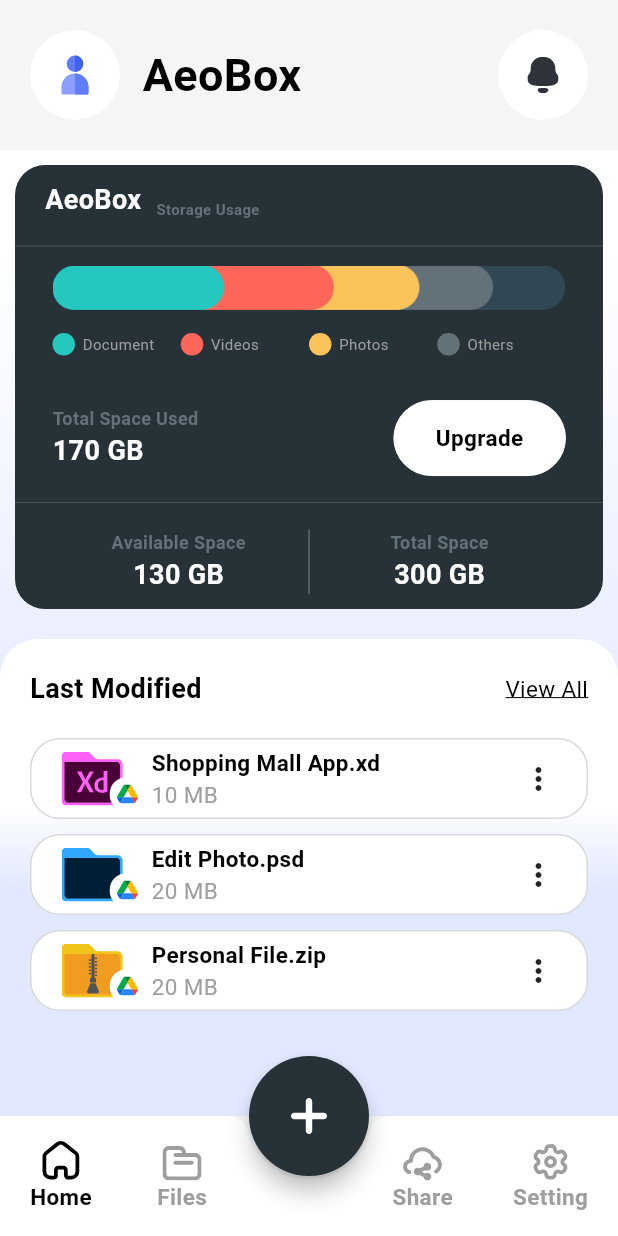
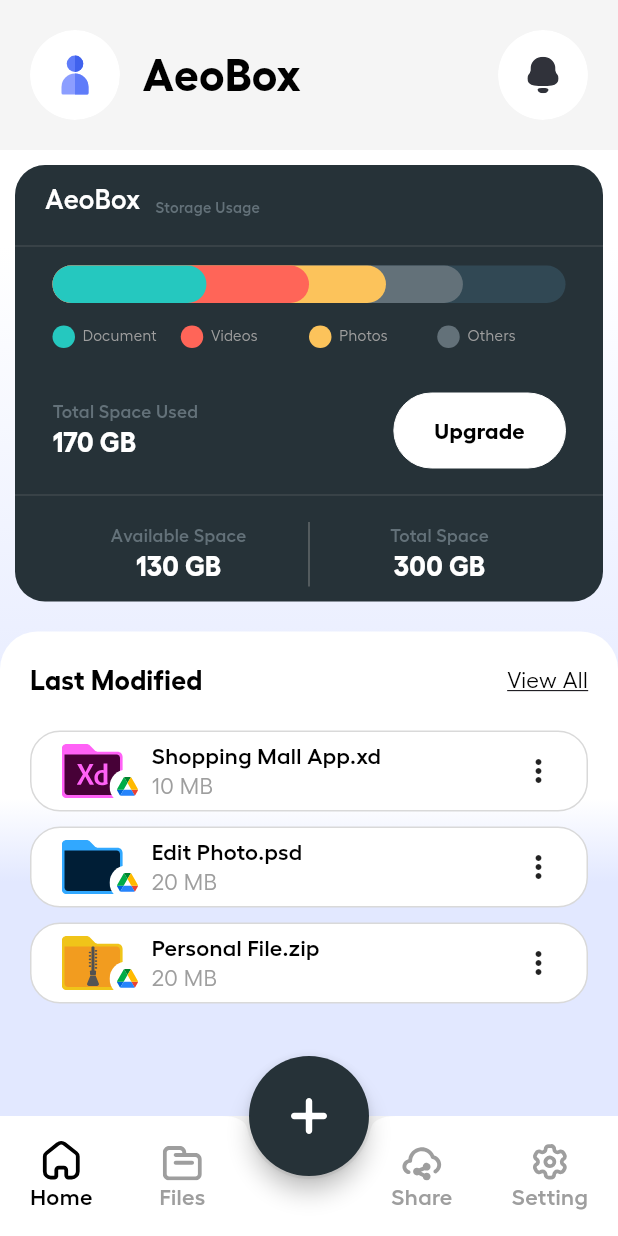
Before and after one commit to flutter-devs/aeo_box_demo_ui, a Flutter app: the DashBoardScreen screen opened by its route, on a phone screen of 412 x 824 dp. Run offline on Flutter 3.47's test engine with Material 2 defaults, Android fonts, the phone set to English and light mode, and no system bars; our stand-ins replace flutter_svg, step_progress_indicator; missing offline and left inert: flutter_popup_menu_button; Roboto replaces fonts that are missing (Helix).

Commit message:
progress bar fixed

```diff
--- a/lib/core/constants/app_text_style.dart
+++ b/lib/core/constants/app_text_style.dart
@@ -17,9 +17,8 @@ class AppTextStyles {
     bool isUnderline = false,
     double fontSize = Dimensions.px15,
   }) {
-    // return GoogleFonts.roboto(
     return TextStyle(
-      fontFamily: 'Helix',
+      fontFamily: 'Hellix',
       fontSize: fontSize,
       fontWeight: FontWeight.w400,
       color: color,
@@ -34,7 +33,6 @@ class AppTextStyles {
     bool isUnderline = false,
     double fontSize = Dimensions.px15,
   }) {
-    // return GoogleFonts.roboto(
     return TextStyle(
       fontFamily: 'Hellix',
       fontSize: fontSize,
@@ -51,7 +49,6 @@ class AppTextStyles {
     bool isUnderline = false,
     double fontSize = Dimensions.px15,
   }) {
-    // return GoogleFonts.roboto(
     return TextStyle(
       fontFamily: 'Hellix',
       fontSize: fontSize,
@@ -68,7 +65,6 @@ class AppTextStyles {
     bool isUnderline = false,
     double fontSize = Dimensions.px15,
   }) {
-    // return GoogleFonts.roboto(
     return TextStyle(
       fontFamily: 'Hellix',
       fontSize: fontSize,
--- a/lib/core/constants/image_constants.dart
+++ b/lib/core/constants/image_constants.dart
@@ -2,5 +2,4 @@ class ImageConstants {
   static const String splashSvg = 'assets/images/img_splash_svg.svg';
   static const String loginSvg = 'assets/images/img_login_svg.svg';
   static const String loginBgSvg = 'assets/images/img_login_bg_svg.svg';
-  static const String progressPng = 'assets/images/progress_bar_png.png';
 }
--- a/lib/presentation/views/home_screen/home_landing_screen.dart
+++ b/lib/presentation/views/home_screen/home_landing_screen.dart
@@ -7,6 +7,7 @@ import 'package:step_progress_indicator/step_progress_indicator.dart';
 
 import '../../../core/constants/constant_imports.dart';
 import '../../widgets/custom/custom_plain_button.dart';
+import '../../widgets/percentage_bar.dart';
 
 class HomeLandingScreen extends StatefulWidget {
   const HomeLandingScreen({super.key});
@@ -67,7 +68,8 @@ class _HomeLandingScreenState extends State<HomeLandingScreen> {
                   CustomText(
                     'Storage Usage',
                     style: AppTextStyles.semiBoldText(
-                        color: ColorConstants.progressGrey, fontSize: Dimensions.px10),
+                        color: ColorConstants.progressGrey,
+                        fontSize: Dimensions.px10),
                   ),
                 ],
               ),
@@ -83,9 +85,19 @@ class _HomeLandingScreenState extends State<HomeLandingScreen> {
               ),
               child: Column(
                 children: [
-                  Image.asset(
-                    ImageConstants.progressPng,
-                    width: SizeHelper.getDeviceWidth(context),
+                  PercentageBar(
+                    color: ColorConstants.progressGrey,
+                    percentage: 80,
+                    title: 'Others',
+                    color2: ColorConstants.progressYellow,
+                    percentage2: 65,
+                    title2: 'Photos',
+                    color3: ColorConstants.progressRed,
+                    percentage3: 50,
+                    title3: 'Videos',
+                    color4: ColorConstants.progressGreen,
+                    percentage4: 30,
+                    title4: 'Document',
                   ),
                   // Container(
                   //   decoration: const BoxDecoration(
@@ -130,28 +142,6 @@ class _HomeLandingScreenState extends State<HomeLandingScreen> {
                   //   ],
                   // ),
                   // ),
-
-                  SizeHelper.h015(),
-                  Row(
-                    children: [
-                      _buildColorText(
-                        color: ColorConstants.progressGreen,
-                        title: 'Document',
-                      ),
-                      _buildColorText(
-                        color: ColorConstants.progressRed,
-                        title: 'Videos',
-                      ),
-                      _buildColorText(
-                        color: ColorConstants.progressYellow,
-                        title: 'Photos',
-                      ),
-                      _buildColorText(
-                        color: ColorConstants.progressGrey,
-                        title: 'Others',
-                      ),
-                    ],
-                  ),
                   SizeHelper.h3(),
                   Row(
                     children: [
@@ -262,75 +252,75 @@ class _HomeLandingScreenState extends State<HomeLandingScreen> {
     );
   }
 
-  _buildColorContainer({
-    required Color containerColor,
-    required int flex,
-    required int totalSteps,
-    required int currentStep,
-  }) {
-    return Expanded(
-      flex: flex,
-      child: Container(
-        decoration: const BoxDecoration(
-          borderRadius: BorderRadius.horizontal(
-            right: Radius.circular(Dimensions.px25),
-            left: Radius.circular(Dimensions.px25),
-          ),
-        ),
-        // height: Dimensions.px25,
-        child: StepProgressIndicator(
-          totalSteps: totalSteps,
-          currentStep: currentStep,
-          padding: 0,
-          size: Dimensions.px25,
-          selectedColor: ColorConstants.emptyProgress,
-          unselectedColor: ColorConstants.emptyProgress,
-          roundedEdges: Radius.lerp(
-              const Radius.elliptical(10, 10), const Radius.elliptical(10, 10), 10),
-          selectedGradientColor: LinearGradient(
-            begin: Alignment.topLeft,
-            end: Alignment.center,
-            colors: [
-              containerColor,
-              containerColor,
-            ],
-          ),
-        ),
-      ),
-    );
-  }
-
-  _buildColorText({
-    required Color color,
-    required String title,
-  }) {
-    return Expanded(
-      child: Row(
-        children: [
-          Container(
-            height: 15,
-            width: 15,
-            decoration: BoxDecoration(
-                borderRadius: BorderRadius.circular(Dimensions.px20),
-                color: color),
-          ),
-          SizeHelper.w05(),
-          CustomText(
-            title,
-            style: AppTextStyles.regularText(
-              color: ColorConstants.grey,
-              fontSize: Dimensions.px10,
-            ),
-          ),
-        ],
-      ),
-    );
-  }
+  // _buildColorContainer({
+  //   required Color containerColor,
+  //   required int flex,
+  //   required int totalSteps,
+  //   required int currentStep,
+  // }) {
+  //   return Expanded(
+  //     flex: flex,
+  //     child: Container(
+  //       decoration: const BoxDecoration(
+  //         borderRadius: BorderRadius.horizontal(
+  //           right: Radius.circular(Dimensions.px25),
+  //           left: Radius.circular(Dimensions.px25),
+  //         ),
+  //       ),
+  //       // height: Dimensions.px25,
+  //       child: StepProgressIndicator(
+  //         totalSteps: totalSteps,
+  //         currentStep: currentStep,
+  //         padding: 0,
+  //         size: Dimensions.px25,
+  //         selectedColor: ColorConstants.emptyProgress,
+  //         unselectedColor: ColorConstants.emptyProgress,
+  //         roundedEdges: Radius.lerp(const Radius.elliptical(10, 10),
+  //             const Radius.elliptical(10, 10), 10),
+  //         selectedGradientColor: LinearGradient(
+  //           begin: Alignment.topLeft,
+  //           end: Alignment.center,
+  //           colors: [
+  //             containerColor,
+  //             containerColor,
+  //           ],
+  //         ),
+  //       ),
+  //     ),
+  //   );
+  // }
+  //
+  // _buildColorText({
+  //   required Color color,
+  //   required String title,
+  // }) {
+  //   return Expanded(
+  //     child: Row(
+  //       children: [
+  //         Container(
+  //           height: 15,
+  //           width: 15,
+  //           decoration: BoxDecoration(
+  //               borderRadius: BorderRadius.circular(Dimensions.px20),
+  //               color: color),
+  //         ),
+  //         SizeHelper.w05(),
+  //         CustomText(
+  //           title,
+  //           style: AppTextStyles.regularText(
+  //             color: ColorConstants.grey,
+  //             fontSize: Dimensions.px10,
+  //           ),
+  //         ),
+  //       ],
+  //     ),
+  //   );
+  // }
 
   _buildLowerBody() {
     return Container(
       width: SizeHelper.getDeviceWidth(context),
-      decoration:  const BoxDecoration(
+      decoration: const BoxDecoration(
         gradient: LinearGradient(
           begin: Alignment.topCenter,
           end: Alignment.bottomCenter,
--- /dev/null
+++ b/lib/presentation/widgets/percentage_bar.dart
@@ -0,0 +1,160 @@
+import 'package:aeo_box_demo_ui/core/constants/color_constants.dart';
+import 'package:flutter/material.dart';
+
+import '../../core/constants/app_text_style.dart';
+import '../../core/constants/dimension_constants.dart';
+import '../../core/helper/size_helper.dart';
+import 'custom/custom_text.dart';
+
+class PercentageBar extends StatefulWidget {
+  final Color color;
+  final double percentage;
+  final Color color2;
+  final double percentage2;
+  final Color color3;
+  final double percentage3;
+  final Color color4;
+  final double percentage4;
+  final String title;
+  final String title2;
+  final String title3;
+  final String title4;
+
+  PercentageBar({
+    required this.color,
+    required this.percentage,
+    required this.color2,
+    required this.percentage2,
+    required this.color3,
+    required this.percentage3,
+    required this.color4,
+    required this.percentage4,
+    required this.title,
+    required this.title2,
+    required this.title3,
+    required this.title4,
+  });
+
+  @override
+  State<PercentageBar> createState() => _PercentageBarState();
+}
+
+class _PercentageBarState extends State<PercentageBar> {
+  @override
+  Widget build(BuildContext context) {
+    return Column(
+      crossAxisAlignment: CrossAxisAlignment.start,
+      children: [
+        Stack(
+          children: [
+            Container(
+              height: Dimensions.px25,
+              decoration: BoxDecoration(
+                color: ColorConstants.emptyProgress,
+                borderRadius: BorderRadius.circular(
+                  Dimensions.px15,
+                ),
+              ),
+            ),
+            FractionallySizedBox(
+              widthFactor: widget.percentage / 100,
+              child: Container(
+                height: Dimensions.px25,
+                decoration: BoxDecoration(
+                  color: widget.color,
+                  borderRadius: BorderRadius.circular(
+                    Dimensions.px15,
+                  ),
+                ),
+              ),
+            ),
+            FractionallySizedBox(
+              widthFactor: widget.percentage2 / 100,
+              child: Container(
+                height: Dimensions.px25,
+                decoration: BoxDecoration(
+                  color: widget.color2,
+                  borderRadius: BorderRadius.circular(
+                    Dimensions.px15,
+                  ),
+                ),
+              ),
+            ),
+            FractionallySizedBox(
+              widthFactor: widget.percentage3 / 100,
+              child: Container(
+                height: Dimensions.px25,
+                decoration: BoxDecoration(
+                  color: widget.color3,
+                  borderRadius: BorderRadius.circular(
+                    Dimensions.px15,
+                  ),
+                ),
+              ),
+            ),
+            FractionallySizedBox(
+              widthFactor: widget.percentage4 / 100,
+              child: Container(
+                height: Dimensions.px25,
+                decoration: BoxDecoration(
+                  color: widget.color4,
+                  borderRadius: BorderRadius.circular(
+                    Dimensions.px15,
+                  ),
+                ),
+              ),
+            ),
+          ],
+        ),
+        SizeHelper.h015(),
+        Row(
+          children: [
+            _buildColorText(
+              color: widget.color4,
+              title: widget.title4,
+            ),
+            _buildColorText(
+              color: widget.color3,
+              title: widget.title3,
+            ),
+            _buildColorText(
+              color: widget.color2,
+              title: widget.title2,
+            ),
+            _buildColorText(
+              color: widget.color,
+              title: widget.title,
+            ),
+          ],
+        ),
+      ],
+    );
+  }
+
+  _buildColorText({
+    required Color color,
+    required String title,
+  }) {
+    return Expanded(
+      child: Row(
+        children: [
+          Container(
+            height: 15,
+            width: 15,
+            decoration: BoxDecoration(
+                borderRadius: BorderRadius.circular(Dimensions.px20),
+                color: color),
+          ),
+          SizeHelper.w05(),
+          CustomText(
+            title,
+            style: AppTextStyles.regularText(
+              color: ColorConstants.grey,
+              fontSize: Dimensions.px10,
+            ),
+          ),
+        ],
+      ),
+    );
+  }
+}
```
Also changed, not shown: pubspec.yaml (+10 -63 lines), assets/fonts/Hellix-Bold.ttf (added), assets/fonts/Hellix-Light.ttf (added), assets/fonts/Hellix-Medium.ttf (added), assets/fonts/Hellix-Regular.ttf (added), assets/fonts/Hellix-SemiBold.ttf (added), assets/images/progress_bar_png.png (deleted).
